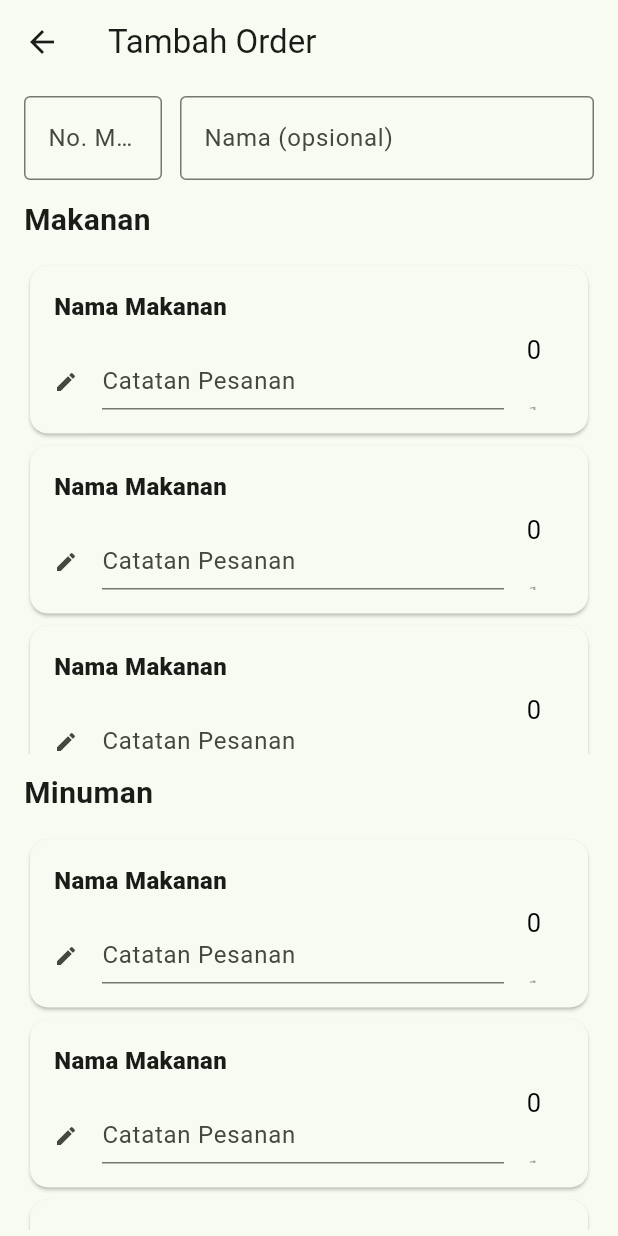
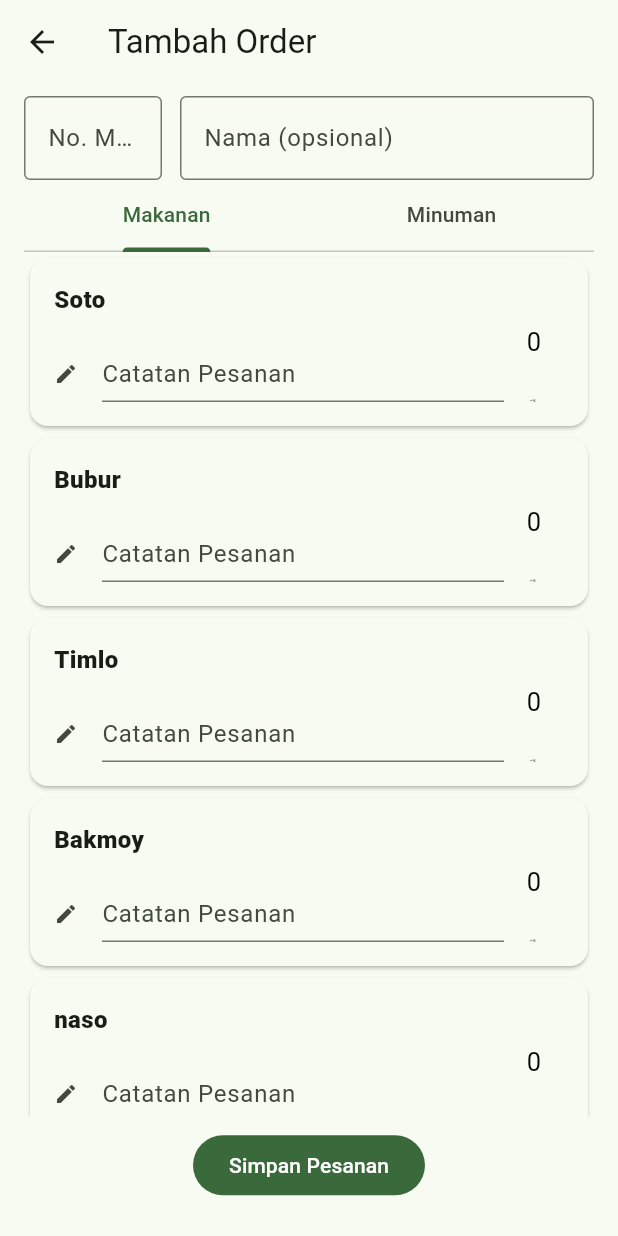
Before and after one commit to bootloopmaster636/warjo_order_management, a Flutter app: the AddOrder screen opened directly, on a phone screen of 412 x 824 dp. Run offline on Flutter 3.47's test engine with Material 2 defaults, Android fonts, the phone set to English and light mode, and no system bars; drawn by our look-alikes of wheel_chooser; our stand-ins replace google_fonts.

Commit message:
added tabs feature; move "makanan" and "minuman" to different tabs

```diff
--- a/lib/Routes/AddOrder.dart
+++ b/lib/Routes/AddOrder.dart
@@ -1,9 +1,13 @@
+import 'dart:convert';
+
 import 'package:flutter/material.dart';
 import 'package:wheel_chooser/wheel_chooser.dart';
 
 class AddOrder extends StatelessWidget {
   Widget build(BuildContext context) {
-    return Scaffold(
+    return DefaultTabController(
+      length: 2,
+      child: Scaffold(
         backgroundColor: Theme.of(context).colorScheme.background,
         appBar: AppBar(
           title: Text('Tambah Order'),
@@ -43,43 +47,46 @@ class AddOrder extends StatelessWidget {
                     ),
                   ],
                 ),
-              Padding(
-                padding: const EdgeInsets.symmetric(vertical: 12.0),
-                child: Text(
-                  "Makanan",
-                  style: TextStyle(fontSize: 20, fontWeight: FontWeight.w600),
+                TabBar(tabs: [Tab(text: "Makanan"), Tab(text: "Minuman")]),
+                SizedBox(
+                  height: MediaQuery.of(context).size.height * 0.7,
+                  child: TabBarView(children: [
+                    ListView(
+                      children: [
+                        ItemCard(nama_item: "Soto"),
+                        ItemCard(nama_item: "Bubur"),
+                        ItemCard(nama_item: "Timlo"),
+                        ItemCard(nama_item: "Bakmoy"),
+                        ItemCard(nama_item: "naso"),
+                        ItemCard(nama_item: "asdasdad")
+                      ],
                     ),
+                    ListView(
+                      children: [
+                        ItemCard(nama_item: "Teh"),
+                        ItemCard(nama_item: "Jeruk"),
+                        ItemCard(nama_item: "Teh Kampul"),
+                        ItemCard(nama_item: "Kopi")
+                      ],
                     ),
-              Container(
-                height: MediaQuery.of(context).size.height * 0.4,
-                child: ListView(
-                  children: [ItemCard(), ItemCard(), ItemCard(), ItemCard()],
+                  ]),
                 ),
-              ),
-              Padding(
-                padding: const EdgeInsets.symmetric(vertical: 12.0),
-                child: Text(
-                  "Minuman",
-                  style: TextStyle(fontSize: 20, fontWeight: FontWeight.w600),
-                ),
-              ),
-              Container(
-                height: MediaQuery.of(context).size.height * 0.4,
-                child: ListView(
-                  children: [ItemCard(), ItemCard(), ItemCard(), ItemCard()],
-                ),
-              ),
-              Padding(
-                padding: const EdgeInsets.symmetric(vertical: 16),
-                child: Center(
+                Align(
+                    alignment: Alignment.bottomCenter,
+                    child: Padding(
+                      padding: EdgeInsets.symmetric(vertical: 8.0),
                       child: FilledButton(
                           onPressed: () {
                             print("saved");
                           },
-                      child: Text("Simpan Pesanan")),
+                          child: Text("Simpan Pesanan",
+                              style: TextStyle(fontSize: 14)
+                          )
                       ),
-              )
+                    ),
+                  ),
               ],
+            ),
           ),
         ),
       ),
@@ -88,6 +95,10 @@ class AddOrder extends StatelessWidget {
 }
 
 class ItemCard extends StatelessWidget {
+  final String nama_item;
+
+  ItemCard({required this.nama_item});
+
   @override
   Widget build(BuildContext context) {
     return Container(
@@ -100,17 +111,17 @@ class ItemCard extends StatelessWidget {
               padding: const EdgeInsets.all(16.0),
               child: Row(
                 children: [
-                  const Column(
+                  Column(
                     mainAxisAlignment: MainAxisAlignment.spaceBetween,
                     crossAxisAlignment: CrossAxisAlignment.start,
                     children: [
                       Text(
-                        "Nama Makanan",
+                        nama_item,
                         textAlign: TextAlign.start,
-                        style: TextStyle(
+                        style: const TextStyle(
                             fontWeight: FontWeight.w800, fontSize: 16),
                       ),
-                      Align(
+                      const Align(
                         alignment: Alignment.bottomLeft,
                         child: SizedBox(
                           width: 300,
@@ -131,7 +142,7 @@ class ItemCard extends StatelessWidget {
                       )
                     ],
                   ),
-                  Expanded(
+                  Flexible(
                     child: WheelChooser.integer(
                       minValue: 0,
                       maxValue: 30,
@@ -148,3 +159,8 @@ class ItemCard extends StatelessWidget {
     );
   }
 }
+
+List MakeList_makanan(String json_data) {
+  final List item_list = jsonDecode(json_data);
+  return item_list;
+}
--- a/pubspec.yaml
+++ b/pubspec.yaml
@@ -38,6 +38,7 @@ dependencies:
   google_fonts: ^5.1.0
   flutter_spinbox: ^0.13.1
   wheel_chooser: ^1.1.2
+  flutter_riverpod: ^2.3.7
 
 dev_dependencies:
   flutter_test:
```
Also changed, not shown: pubspec.lock. Lines whose indentation alone changed are shown as unchanged.
